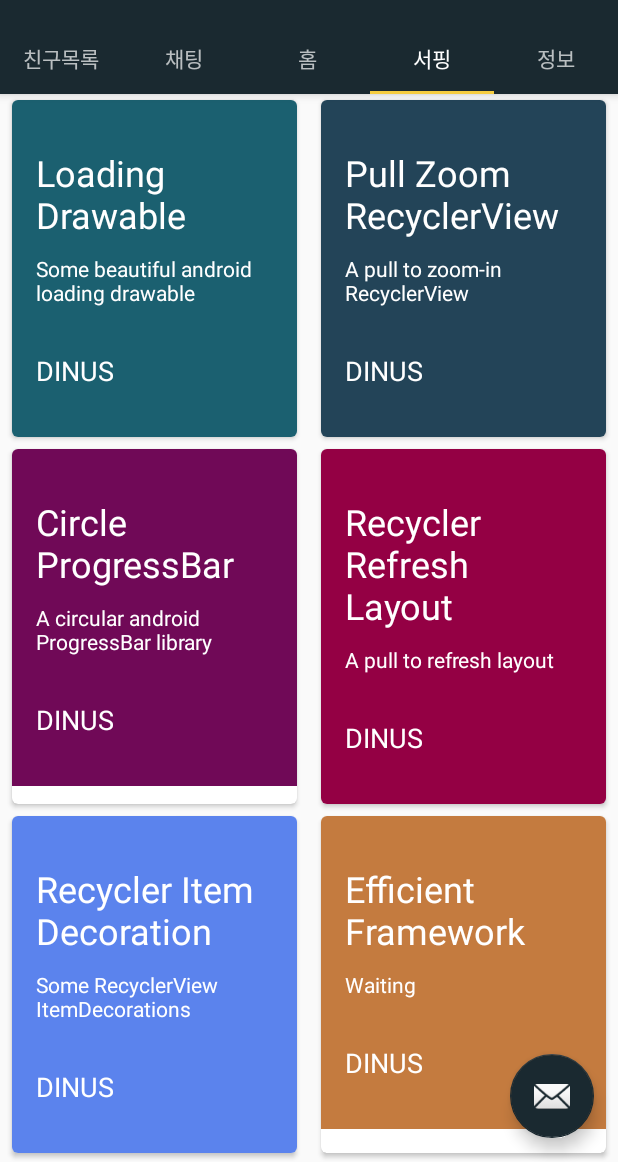
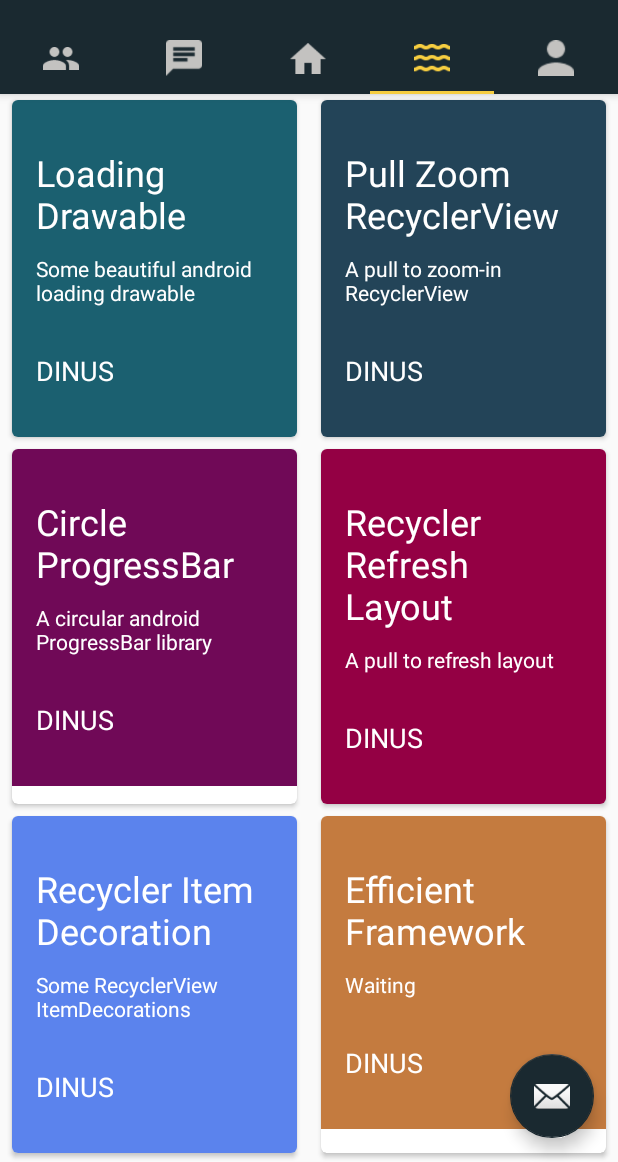
Before and after one commit to rapsealk/specker-android, an Android app: the screen it shows after launch once a user with an empty profile is signed in (MainActivity), tab 4 chosen, on a phone screen of 412 x 824 dp, the part 74-1236 px from its top. Run offline under Robolectric (Android 15) with nearby library versions, the phone set to English and light mode, and no system bars; our stand-ins replace CircleImageView, Firebase (no records; nobody signed in at launch, a user with empty details on screens opened directly); libraries missing offline, so code that uses them is left out: com.dinuscxj.refresh, com.facebook, com.facebook.appevents, com.gun0912.tedpermission, se.emilsjolander.stickylistheaders; plain views replace RecyclerRefreshLayout; pictures from the network do not load; 8 statements that could not run were skipped.

Commit message:
Tab Icons

```diff
--- a/app/src/main/java/com/example/sanghyunj/speckerapp/MainActivity.java
+++ b/app/src/main/java/com/example/sanghyunj/speckerapp/MainActivity.java
@@ -5,6 +5,7 @@ import android.content.BroadcastReceiver;
 import android.content.Context;
 import android.content.Intent;
 import android.content.IntentFilter;
+import android.graphics.drawable.Drawable;
 import android.os.Bundle;
 import android.support.annotation.NonNull;
 import android.support.design.widget.FloatingActionButton;
@@ -68,6 +69,9 @@ public class MainActivity extends AppCompatActivity implements GoogleApiClient.O
      * The {@link ViewPager} that will host the section contents.
      */
     private ViewPager mViewPager;
+    private TabLayout tabLayout;
+    // private boolean mXORFlag;
+    private int[] tabIcons;
 
     private FirebaseDatabase mFirebaseDatabaseReference;
     private FirebaseAuth firebaseAuth;
@@ -129,16 +133,53 @@ public class MainActivity extends AppCompatActivity implements GoogleApiClient.O
 
         Toolbar toolbar = (Toolbar) findViewById(R.id.toolbar);
         setSupportActionBar(toolbar);
+
         // Create the adapter that will return a fragment for each of the three
         // primary sections of the activity.
         mSectionsPagerAdapter = new SectionsPagerAdapter(getSupportFragmentManager());
 
+        tabIcons = new int[] {
+                R.drawable.tab_users_1x,
+                R.drawable.tab_chat_1x,
+                R.drawable.tab_feed_1x,
+                R.drawable.tab_surf_1x,
+                R.drawable.tab_mypage_1x
+        };
+
         // Set up the ViewPager with the sections adapter.
         mViewPager = (ViewPager) findViewById(R.id.container);
         mViewPager.setAdapter(mSectionsPagerAdapter);
+        mViewPager.setOnPageChangeListener(new ViewPager.OnPageChangeListener() {
+            @Override
+            public void onPageScrolled(int position, float positionOffset, int positionOffsetPixels) {
 
-        TabLayout tabLayout = (TabLayout) findViewById(R.id.tabs);
+            }
+
+            @Override
+            public void onPageSelected(int position) {
+                Log.d("onPageSelected", "position: " + position);
+                tabLayout.getTabAt(0).setIcon(R.drawable.tab_users_gray_1x);
+                tabLayout.getTabAt(1).setIcon(R.drawable.tab_chat_gray_1x);
+                tabLayout.getTabAt(2).setIcon(R.drawable.tab_feed_gray_1x);
+                tabLayout.getTabAt(3).setIcon(R.drawable.tab_surf_gray_1x);
+                tabLayout.getTabAt(4).setIcon(R.drawable.tab_mypage_gray_1x);
+                tabLayout.getTabAt(position).setIcon(tabIcons[position]);
+            }
+
+            @Override
+            public void onPageScrollStateChanged(int state) {
+
+            }
+        });
+
+        tabLayout = (TabLayout) findViewById(R.id.tabs);
         tabLayout.setupWithViewPager(mViewPager);
+
+        tabLayout.getTabAt(0).setIcon(R.drawable.tab_users_1x);
+        tabLayout.getTabAt(1).setIcon(R.drawable.tab_chat_gray_1x);
+        tabLayout.getTabAt(2).setIcon(R.drawable.tab_feed_gray_1x);
+        tabLayout.getTabAt(3).setIcon(R.drawable.tab_surf_gray_1x);
+        tabLayout.getTabAt(4).setIcon(R.drawable.tab_mypage_gray_1x);
 
         FloatingActionButton fab = (FloatingActionButton) findViewById(R.id.fab);
         fab.setOnClickListener(new View.OnClickListener() {
@@ -197,22 +238,14 @@ public class MainActivity extends AppCompatActivity implements GoogleApiClient.O
         private SurfingFragment surfingFragment = null;
         private SettingFragment settingFragment = null;
 
-        private ArrayList<CharSequence> pageTitles = null;
-
         public SectionsPagerAdapter(FragmentManager fm) {
             super(fm);
-            pageTitles = new ArrayList<>();
-            pageTitles.add("친구목록");
-            pageTitles.add("채팅");
-            pageTitles.add("홈");
-            pageTitles.add("서핑");
-            pageTitles.add("정보");
         }
 
         @Override
         public Fragment getItem(int position) {
 
-            //position %= 5;
+            position %= 5;
 
             Log.d("SectionFragment", "position is " + position);
 
@@ -251,14 +284,11 @@ public class MainActivity extends AppCompatActivity implements GoogleApiClient.O
         @Override
         public int getCount() {
             // Show 3 total pages.
-            return pageTitles.size();
-            // return 3; // 5;
+            return 5;
         }
 
         @Override
         public CharSequence getPageTitle(int position) {
-            Log.d("Page", "Number: " + position);
-            return pageTitles.get(position);
             /*
             switch (position) {
                 case 0:
@@ -267,15 +297,13 @@ public class MainActivity extends AppCompatActivity implements GoogleApiClient.O
                     return "채팅";
                 case 2:
                     return "홈";
-
                 case 3:
                     return "서핑";
                 case 4:
                     return "정보";
-
             }
+            */
             return null;
-            */
         }
     }
 
@@ -309,20 +337,20 @@ public class MainActivity extends AppCompatActivity implements GoogleApiClient.O
         @Override
         public void onReceive(Context context, Intent intent) {
             Log.d("BroadcastReceiver", "onReceive with action RECEIVE_CHAT");
-            // TODO FIX POSITION
             String room = intent.getStringExtra("room");
             String message = intent.getStringExtra("message");
             long timestamp = intent.getLongExtra("timestamp", System.currentTimeMillis());
-            int index = 0;
+            int index = -1;
             for (index = 0; index < ChatFragment.mChatRooms.size(); index++) {
                 if (ChatFragment.mChatRooms.get(index)._id.equals(room)) {
                     ChatFragment.mChatRooms.get(index).lastChat = message;
                     ChatFragment.mChatRooms.get(index).lastTimestamp = timestamp;
+                    ChatFragment.mChatRooms.add(0, ChatFragment.mChatRooms.remove(index));
                     break;
                 }
             }
             if (index == ChatFragment.mChatRooms.size()) {
-                ChatFragment.mChatRooms.add(new ChatroomMetaBody(room, 2, message, timestamp));
+                ChatFragment.mChatRooms.add(0, new ChatroomMetaBody(room, 2, message, timestamp));
             }
             ChatFragment.adapter.notifyDataSetChanged();
         }
--- a/app/src/main/java/com/example/sanghyunj/speckerapp/activity/ChatActivity.java
+++ b/app/src/main/java/com/example/sanghyunj/speckerapp/activity/ChatActivity.java
@@ -113,7 +113,6 @@ public class ChatActivity extends Activity {
             int layout = (viewType == MY_MESSAGE) ? R.layout.item_my_message : R.layout.item_message;
             View view = LayoutInflater.from(parent.getContext()).inflate(layout, parent, false);
             view.findViewById(R.id.messageTextView).setBackgroundResource((viewType == MY_MESSAGE) ? R.drawable.chat_right : R.drawable.chat_left);
-            // view.setBackgroundResource((viewType == MY_MESSAGE) ? R.drawable.chat_right : R.drawable.chat_left);
             MessageViewHolder viewHolder = new MessageViewHolder(view);
             return viewHolder;
         }
--- a/app/src/main/res/layout/item_message.xml
+++ b/app/src/main/res/layout/item_message.xml
@@ -9,6 +9,7 @@
         android:orientation="horizontal"
         android:layout_width="match_parent"
         android:layout_height="match_parent"
+        android:layout_marginLeft="5dp"
         android:gravity="center_vertical">
 
         <de.hdodenhof.circleimageview.CircleImageView
@@ -26,10 +27,21 @@
             android:layout_marginTop="8dp" >
 
             <TextView
+                android:id="@+id/messengerTextView"
+                android:layout_width="wrap_content"
+                android:layout_height="wrap_content"
+                android:layout_weight="0"
+                android:text="사용자 이름"
+                android:layout_marginBottom="5dp"
+                android:textAppearance="?android:attr/textAppearanceSmall" />
+
+            <TextView
                 android:id="@+id/messageTextView"
                 android:layout_width="wrap_content"
                 android:layout_height="wrap_content"
                 android:layout_weight="0"
+                android:layout_marginBottom="5dp"
+                android:text="채팅 내용"
                 android:textAppearance="?android:attr/textAppearanceLarge"
                 android:textSize="18sp" />
 
@@ -41,12 +53,6 @@
                 android:background="@color/colorPrimary"
                 android:scaleType="fitCenter"/>
 
-            <TextView
-                android:id="@+id/messengerTextView"
-                android:layout_width="wrap_content"
-                android:layout_height="wrap_content"
-                android:layout_weight="0"
-                android:textAppearance="?android:attr/textAppearanceSmall"/>
         </LinearLayout>
 
     </LinearLayout>
```
Also changed, not shown: app/src/main/res/drawable-hdpi/chat_right.9.png, app/src/main/res/drawable-mdpi/chat_right.9.png, app/src/main/res/drawable-xhdpi/chat_right.9.png, app/src/main/res/drawable-xxhdpi/chat_right.9.png, app/src/main/res/drawable-xxxhdpi/chat_right.9.png, app/src/main/res/drawable/tab_chat_1x.png (added), app/src/main/res/drawable/tab_chat_gray_1x.png (added), app/src/main/res/drawable/tab_feed_1x.png (added), app/src/main/res/drawable/tab_feed_gray_1x.png (added), app/src/main/res/drawable/tab_mypage_1x.png (added), app/src/main/res/drawable/tab_mypage_gray_1x.png (added), app/src/main/res/drawable/tab_surf_1x.png (added), app/src/main/res/drawable/tab_surf_gray_1x.png (added), app/src/main/res/drawable/tab_users_1x.png (added), 1 more files.
